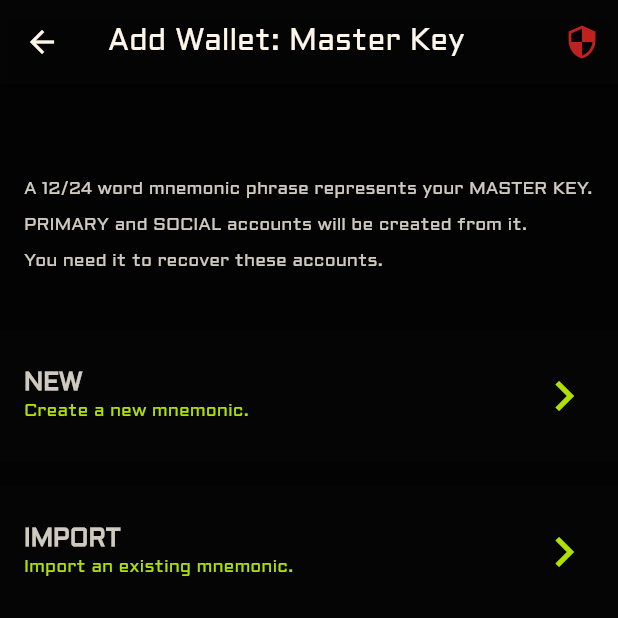
After one commit to StackmateNetwork/stackmate-wallet, a Flutter app: the AddWalletPage screen opened by its route, on a phone screen of 412 x 824 dp, the top half of it. The commit adds this screen. Run offline on Flutter 3.47's test engine with Material 2 defaults, Android fonts, the phone set to English and light mode, and no system bars; drawn by our look-alikes of flutter_animate, oktoast; our stand-ins replace bloc, file_picker, flutter_bloc, flutter_secure_storage, freezed_annotation, get_it and 7 more; missing offline and left inert: bip39, dart:ffi, flutter_barcode_scanner, numeric_keyboard, utopic_tor_onion_proxy; accounts and stored records are empty; project files that could hold a hidden picture were left out.

Commit message:
+Add Wallet

```diff
--- /dev/null
+++ b/lib/app/add_wallet/components/select_button.dart
@@ -0,0 +1,81 @@
+import 'package:flutter/material.dart';
+import 'package:stackmate_wallet/pkg/extensions.dart';
+
+class SelectButton extends StatelessWidget {
+  const SelectButton({
+    super.key,
+    required this.text,
+    required this.description,
+    required this.colour,
+    required this.onPressed,
+  });
+
+  final String text;
+  final String description;
+  final Color colour;
+  final Function onPressed;
+
+  @override
+  Widget build(BuildContext context) {
+    return ElevatedButton(
+      onPressed: () {
+        onPressed();
+      },
+      style: ElevatedButton.styleFrom(
+        elevation: 0, backgroundColor: colour,
+        // borderRadius: BorderRadius.circular(8),
+        // shadowColor: Colors.,
+        // color: colour,
+
+        shape: RoundedRectangleBorder(borderRadius: BorderRadius.circular(0)),
+      ),
+      child: Container(
+        // height: 100,
+        padding: const EdgeInsets.only(
+          // left: 0,
+          top: 24,
+          bottom: 24,
+          // right: 0,
+        ),
+        child: Row(
+          children: [
+            Column(
+              crossAxisAlignment: CrossAxisAlignment.start,
+              children: [
+                Text(
+                  text.toUpperCase(),
+                  style: context.fonts.labelLarge!.copyWith(
+                    color: context.colours.onPrimary,
+                    fontSize: 16,
+                    fontWeight: FontWeight.bold,
+                  ),
+                ),
+                const SizedBox(height: 4),
+                Container(
+                  width: 240,
+                  // height: 45,
+                  child: Text(
+                    description,
+                    maxLines: 4,
+                    // softWrap: true,
+                    // overflow: TextOverflow.fade,
+                    style: context.fonts.bodySmall!.copyWith(
+                      color: context.colours.primary,
+                      // fontWeight: FontWeight.w100,
+                    ),
+                  ),
+                ),
+              ],
+            ),
+            const Spacer(),
+            Icon(
+              Icons.navigate_next_sharp,
+              size: 40,
+              color: context.colours.primary,
+            ),
+          ],
+        ),
+      ),
+    );
+  }
+}
--- /dev/null
+++ b/lib/app/add_wallet/pages/add_wallet_page.dart
@@ -0,0 +1,251 @@
+import 'package:flutter/material.dart';
+import 'package:flutter_animate/flutter_animate.dart';
+import 'package:go_router/go_router.dart';
+import 'package:stackmate_wallet/app/common/cubits/master_key_cubit.dart';
+import 'package:stackmate_wallet/app/common/cubits/tor_cubit.dart';
+import 'package:stackmate_wallet/pkg/extensions.dart';
+import 'package:stackmate_wallet/app/add_wallet/components/select_button.dart';
+
+class AddWalletPage extends StatelessWidget {
+  const AddWalletPage({super.key});
+
+  @override
+  Widget build(BuildContext c) {
+    final masterKey = c.select((MasterKeyCubit mc) => mc.state.key);
+    final tor = c.select((TorCubit t) => t.state);
+
+    return Scaffold(
+      body: SafeArea(
+        child: Column(
+          crossAxisAlignment: CrossAxisAlignment.stretch,
+          children: [
+            if (masterKey == null)
+              AppBar(
+                actions: [
+                  if (tor.isConnected) ...[
+                    Padding(
+                      padding: const EdgeInsets.symmetric(horizontal: 20.0),
+                      child: Tooltip(
+                        preferBelow: false,
+                        triggerMode: TooltipTriggerMode.tap,
+                        message: (tor.isRunning)
+                            ? 'Torified Natively.'
+                            : 'Torified via External.',
+                        textStyle: c.fonts.bodySmall!.copyWith(
+                          color: c.colours.primary,
+                        ),
+                        decoration: BoxDecoration(
+                          color: c.colours.surface,
+                          borderRadius: BorderRadius.circular(12.0),
+                        ),
+                        child: Icon(
+                          Icons.security_sharp,
+                          color: c.colours.tertiaryContainer,
+                        ),
+                      ),
+                    ),
+                  ] else ...[
+                    IconButton(
+                      color: c.colours.error,
+                      onPressed: () {
+                        c.push('/tor-config');
+                      },
+                      icon: Icon(
+                        Icons.security_sharp,
+                        color: c.colours.error,
+                      ),
+                    ),
+                  ],
+                ],
+                title: const Text('Add Wallet: Master Key')
+                    .animate(delay: 200.ms)
+                    .fadeIn()
+                    .slideX(),
+                leading: Builder(
+                  builder: (BuildContext context) {
+                    return BackButton(
+                      onPressed: () {
+                        context.pop();
+                      },
+                    ).animate(delay: 200.ms).fadeIn().slideX();
+                  },
+                ),
+              )
+            else
+              AppBar(
+                actions: [
+                  if (tor.isConnected) ...[
+                    Padding(
+                      padding: const EdgeInsets.symmetric(horizontal: 20.0),
+                      child: Tooltip(
+                        preferBelow: false,
+                        triggerMode: TooltipTriggerMode.tap,
+                        message: (tor.isRunning)
+                            ? 'Torified Natively.'
+                            : 'Torified via External.',
+                        textStyle: c.fonts.bodySmall!.copyWith(
+                          color: c.colours.primary,
+                        ),
+                        decoration: BoxDecoration(
+                          color: c.colours.surface,
+                          borderRadius: BorderRadius.circular(12.0),
+                        ),
+                        child: Icon(
+                          Icons.security_sharp,
+                          color: c.colours.tertiaryContainer,
+                        ),
+                      ),
+                    ),
+                  ] else ...[
+                    IconButton(
+                      color: c.colours.error,
+                      onPressed: () {
+                        c.push('/tor-config');
+                      },
+                      icon: Icon(
+                        Icons.security_sharp,
+                        color: c.colours.error,
+                      ),
+                    ),
+                  ],
+                ],
+                title: const Text('Add Account')
+                    .animate(delay: 200.ms)
+                    .fadeIn()
+                    .slideX(),
+                leading: Builder(
+                  builder: (BuildContext context) {
+                    return BackButton(
+                      onPressed: () {
+                        context.pop();
+                      },
+                    );
+                  },
+                ),
+              ),
+            const SizedBox(height: 24),
+            if (masterKey == null) ...[
+              const SizedBox(
+                height: 40,
+              ),
+              Padding(
+                padding: const EdgeInsets.symmetric(horizontal: 16),
+                child: Text(
+                  'A 12/24 word mnemonic phrase represents your MASTER KEY.\n\nPRIMARY and SOCIAL accounts will be created from it.\n\nYou need it to recover these accounts.',
+                  style: c.theme.primaryTextTheme.bodySmall!.copyWith(
+                    color: c.colours.onPrimary,
+                  ),
+                ),
+              ),
+              const SizedBox(height: 24),
+            ],
+            if (masterKey == null) ...[
+              const SizedBox(height: 16),
+              SelectButton(
+                text: 'New',
+                description: 'Create a new mnemonic.',
+                colour: c.colours.surface,
+                onPressed: () {
+                  c.push('/generate-seed');
+                },
+              ),
+              const SizedBox(height: 16),
+              SelectButton(
+                text: 'Import',
+                description: 'Import an existing mnemonic.',
+                colour: c.colours.surface,
+                onPressed: () {
+                  c.push('/import-seed');
+                },
+              ),
+            ],
+            if (masterKey != null) ...[
+              const SizedBox(height: 16),
+              Padding(
+                padding: const EdgeInsets.symmetric(horizontal: 16),
+                child: Text(
+                  'WATCHER'.toUpperCase(),
+                  textAlign: TextAlign.left,
+                  style: c.fonts.bodySmall!.copyWith(
+                    color: c.colours.secondary,
+                    fontWeight: FontWeight.bold,
+                  ),
+                ).animate(delay: 200.ms).fadeIn().slideY(),
+              ),
+              const SizedBox(height: 8),
+              SelectButton(
+                text: 'Coldcard',
+                description: 'Import JSON from ColdCard.',
+                colour: c.colours.surface,
+                onPressed: () {
+                  c.push('/coldcard');
+                },
+              ),
+              const SizedBox(height: 8),
+              SelectButton(
+                text: 'Manual',
+                description: 'Import a raw public key.',
+                colour: c.colours.surface,
+                onPressed: () {
+                  c.push('/watch-only');
+                },
+              ),
+              const SizedBox(height: 16),
+              // SelectButton(
+              //   text: 'Legacy (coming soon...)',
+              //   description:
+              //       'Derive a legacy ("1") account from your master key.',
+              //   colour: c.colours.surface,
+              //   onPressed: () {
+              //     // c.push('/watch-only');
+              //   },
+              // ),
+              // const SizedBox(height: 16),
+              // SelectButton(
+              //   text: 'Compatible (coming soon...)',
+              //   description:
+              //       'Derive a compatible ("3") account from your master key.',
+              //   colour: c.colours.surface,
+              //   onPressed: () {
+              //     // c.push('/watch-only');
+              //   },
+              // ),
+              const SizedBox(height: 16),
+
+              Padding(
+                padding: const EdgeInsets.symmetric(horizontal: 16),
+                child: Text(
+                  'SIGNER'.toUpperCase(),
+                  textAlign: TextAlign.left,
+                  style: c.fonts.bodySmall!.copyWith(
+                    color: c.colours.tertiary,
+                    fontWeight: FontWeight.bold,
+                  ),
+                ).animate(delay: 200.ms).fadeIn().slideY(),
+              ),
+              const SizedBox(height: 8),
+              SelectButton(
+                text: 'DERIVE',
+                description: 'Derive accounts from master key.',
+                colour: c.colours.surface,
+                onPressed: () {
+                  c.push('/derive-account');
+                },
+              ),
+              const SizedBox(height: 16),
+              SelectButton(
+                text: 'RECOVER',
+                description: 'Recover an old wallet.',
+                colour: c.colours.surface,
+                onPressed: () {
+                  c.push('/import-seed');
+                },
+              ),
+            ],
+            const SizedBox(height: 48),
+          ],
+        ),
+      ),
+    );
+  }
+}
--- a/lib/app/landing/page/landing_page.dart
+++ b/lib/app/landing/pages/landing_page.dart
@@ -73,8 +73,8 @@ class _Landing extends StatelessWidget {
   }
 }
 
-class LandingScreen extends StatelessWidget {
-  const LandingScreen({super.key});
+class LandingPage extends StatelessWidget {
+  const LandingPage({super.key});
 
   @override
   Widget build(BuildContext context) {
--- a/lib/main.dart
+++ b/lib/main.dart
@@ -5,6 +5,7 @@ import 'package:flutter/material.dart';
 import 'package:flutter/services.dart';
 import 'package:go_router/go_router.dart';
 import 'package:oktoast/oktoast.dart';
+import 'package:stackmate_wallet/app/add_wallet/pages/add_wallet_page.dart';
 import 'package:stackmate_wallet/app/common/components/cubits.dart';
 // import 'package:stackmate_wallet/cubit/wallet/info.dart';
 // import 'package:stackmate_wallet/model/wallet.dart';
@@ -31,7 +32,7 @@ import 'package:stackmate_wallet/pkg/storage.dart';
 import 'package:stackmate_wallet/app/common/components/style.dart';
 import 'package:sqflite/sqflite.dart';
 
-import 'app/landing/page/landing_page.dart';
+import 'app/landing/pages/landing_page.dart';
 
 void main() async {
   await initializeHive();
@@ -83,7 +84,7 @@ class Stackmate extends StatelessWidget {
     routes: [
       GoRoute(
         path: '/',
-        builder: (_, __) => const LandingScreen(),
+        builder: (_, __) => const LandingPage(),
       ),
       // GoRoute(
       //   path: '/home',
@@ -93,10 +94,10 @@ class Stackmate extends StatelessWidget {
       //   path: '/settings',
       //   builder: (_, __) => const SettingsScreen(),
       // ),
-      // GoRoute(
-      //   path: '/add-wallet',
-      //   builder: (_, __) => const AddWalletScreen(),
-      // ),
+      GoRoute(
+        path: '/add-wallet',
+        builder: (_, __) => const AddWalletPage(),
+      ),
       // GoRoute(
       //   path: '/broadcast',
       //   builder: (_, __) => const BroadcastScreen(),
--- a/pubspec.yaml
+++ b/pubspec.yaml
@@ -47,7 +47,7 @@ dependencies:
   share: ^2.0.4
   sqflite: ^2.2.8
   top_snackbar_flutter: ^3.0.0+1
-
+  flutter_animate: ^4.2.0+1
 
 
 
```
Also changed, not shown: lib/app/add_wallet/components/loader.dart (added, +18 -0 lines), pubspec.lock.
